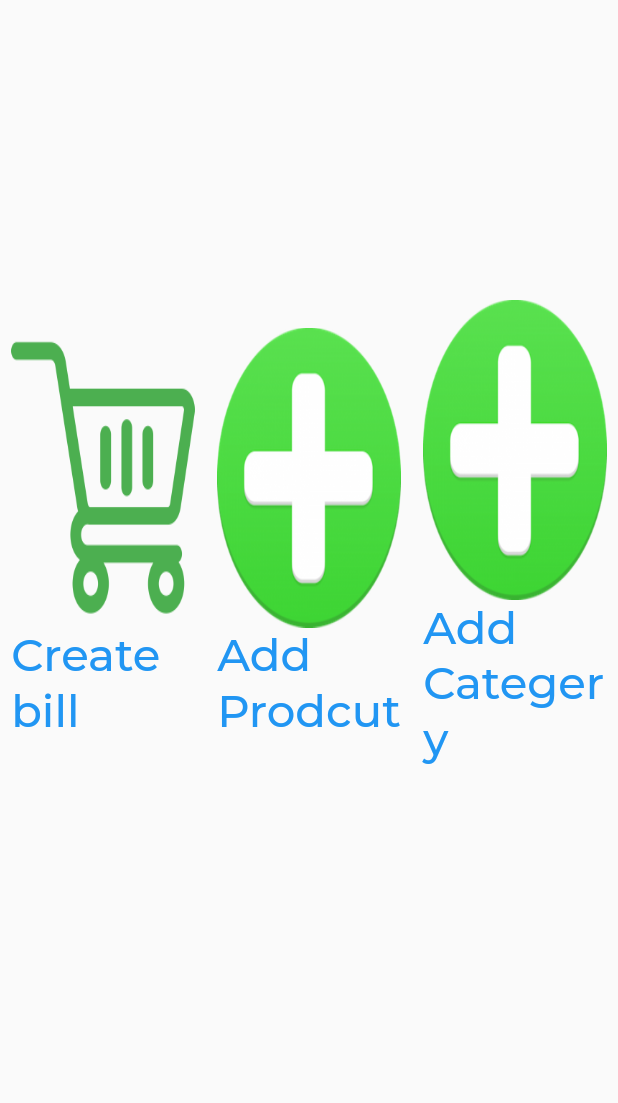
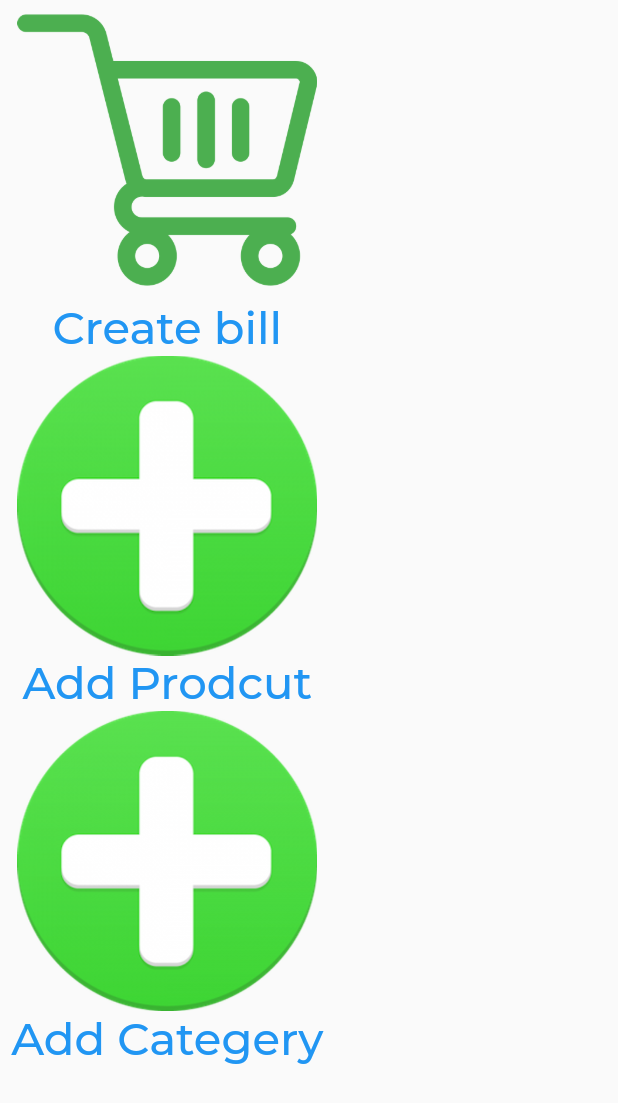
Before and after one commit to chathu123adi/pos_system, a Flutter app: the Home screen opened directly, on a phone screen of 412 x 824 dp. Shown: the top 1103 px of the screen. Run offline on Flutter 3.47's test engine with Material 2 defaults, Android fonts, the light colour scheme and no system bars; our stand-ins replace get, google_fonts; missing offline and left inert: draggable_fab.

Commit message:
create home screen.

```diff
--- a/lib/view/Dashboard/home/home.dart
+++ b/lib/view/Dashboard/home/home.dart
@@ -27,13 +27,12 @@ class _HomeState extends State<Home> {
 
                 Container(
                     child: Column(
+                      crossAxisAlignment: CrossAxisAlignment.center,
                       children: [
-                        SizedBox(height: 200,),
-                        Row(
-                          mainAxisAlignment: MainAxisAlignment.center,
+                        // SizedBox(height: 200,),
+                        Column(
                           children: [
-
-                            Expanded(child: TextButton(
+                            TextButton(
                                 onPressed: (){
                                   Navigator.push(context, MaterialPageRoute(builder: (context)=> CreateBill()));
                                 },
@@ -47,9 +46,8 @@ class _HomeState extends State<Home> {
                                     Text("Create bill"),
                                   ],
                                 )
-                            ),),
-
-                            Expanded(child: TextButton(
+                            ),
+                            TextButton(
                                 onPressed: (){},
                                 child: Column (
                                   children: [
@@ -61,9 +59,8 @@ class _HomeState extends State<Home> {
                                     Text("Add Prodcut"),
                                   ],
                                 )
-                            ),),
-
-                            Expanded(child: TextButton(
+                            ),
+                            TextButton(
                                 onPressed: (){},
                                 child: Column (
                                   children: [
@@ -75,9 +72,59 @@ class _HomeState extends State<Home> {
                                     Text("Add Categery"),
                                   ],
                                 )
-                            ),),
+                            )
                           ],
                         ),
+
+                        // Row(
+                        //   mainAxisAlignment: MainAxisAlignment.center,
+                        //   children: [
+                        //
+                        //     Expanded(child: TextButton(
+                        //         onPressed: (){
+                        //           Navigator.push(context, MaterialPageRoute(builder: (context)=> CreateBill()));
+                        //         },
+                        //         child: Column (
+                        //           children: [
+                        //             Container(
+                        //               width: 200,
+                        //               height: 200,
+                        //               child: Image(image: AssetImage(createBill), fit: BoxFit.fill,),
+                        //             ),
+                        //             Text("Create bill"),
+                        //           ],
+                        //         )
+                        //     ),),
+                        //
+                        //     Expanded(child: TextButton(
+                        //         onPressed: (){},
+                        //         child: Column (
+                        //           children: [
+                        //             Container(
+                        //               width: 200,
+                        //               height: 200,
+                        //               child: Image(image: AssetImage(addProduct), fit: BoxFit.fill,),
+                        //             ),
+                        //             Text("Add Prodcut"),
+                        //           ],
+                        //         )
+                        //     ),),
+                        //
+                        //     Expanded(child: TextButton(
+                        //         onPressed: (){},
+                        //         child: Column (
+                        //           children: [
+                        //             Container(
+                        //               width: 200,
+                        //               height: 200,
+                        //               child: Image(image: AssetImage(addProduct), fit: BoxFit.fill,),
+                        //             ),
+                        //             Text("Add Categery"),
+                        //           ],
+                        //         )
+                        //     ),),
+                        //   ],
+                        // ),
                       ],
                     )
                 )
```
Also changed, not shown: lib/custom_widget/custom_textfield.dart (added, +44 -0 lines), lib/view/create_bill/create_bill.dart (+61 -12 lines), lib/utils/constant/text_string.dart (deleted), pubspec.lock, 1 other file.
